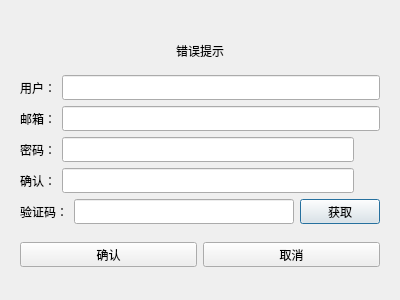
The window that client/cqchat/registerdialog.ui (strive-chenqi/cqchat) describes before a commit, drawn with Qt 5.
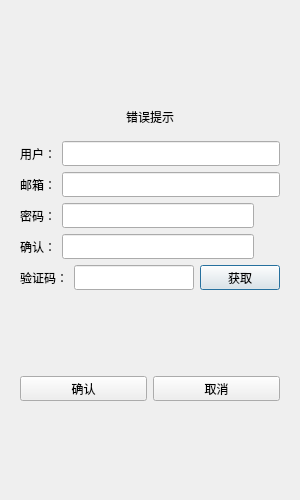
The same window after the commit. Custom widgets are drawn as their Qt base class.

```diff
--- a/client/cqchat/registerdialog.ui
+++ b/client/cqchat/registerdialog.ui
@@ -6,8 +6,8 @@
    <rect>
     <x>0</x>
     <y>0</y>
-    <width>400</width>
-    <height>300</height>
+    <width>300</width>
+    <height>500</height>
    </rect>
   </property>
   <property name="windowTitle">
@@ -165,10 +165,13 @@
                <height>25</height>
               </size>
              </property>
+             <property name="echoMode">
+              <enum>QLineEdit::Password</enum>
+             </property>
             </widget>
            </item>
            <item>
-            <widget class="QLabel" name="pass_visible_2">
+            <widget class="ClickedLabel" name="pass_visible">
              <property name="minimumSize">
               <size>
                <width>20</width>
@@ -226,10 +229,13 @@
                <height>25</height>
               </size>
              </property>
+             <property name="echoMode">
+              <enum>QLineEdit::Password</enum>
+             </property>
             </widget>
            </item>
            <item>
-            <widget class="QLabel" name="confirm_visible_2">
+            <widget class="ClickedLabel" name="confirm_visible">
              <property name="minimumSize">
               <size>
                <width>20</width>
@@ -290,7 +296,7 @@
             </widget>
            </item>
            <item>
-            <widget class="QPushButton" name="get_code_2">
+            <widget class="TimerBtn" name="get_code">
              <property name="minimumSize">
               <size>
                <width>0</width>
@@ -500,6 +506,18 @@
    </item>
   </layout>
  </widget>
+ <customwidgets>
+  <customwidget>
+   <class>TimerBtn</class>
+   <extends>QPushButton</extends>
+   <header>timerbtn.h</header>
+  </customwidget>
+  <customwidget>
+   <class>ClickedLabel</class>
+   <extends>QLabel</extends>
+   <header>clickedlabel.h</header>
+  </customwidget>
+ </customwidgets>
  <resources/>
  <connections/>
 </ui>
```
Left out of the diff: 42 changed lines with no effect on the pictures.
